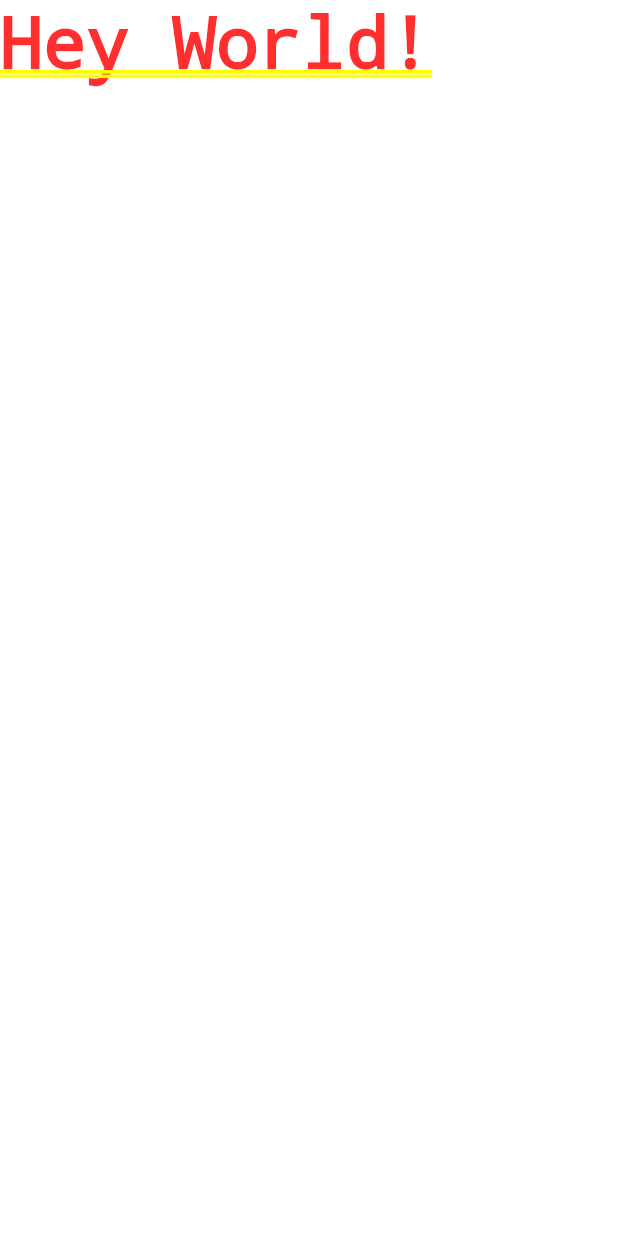
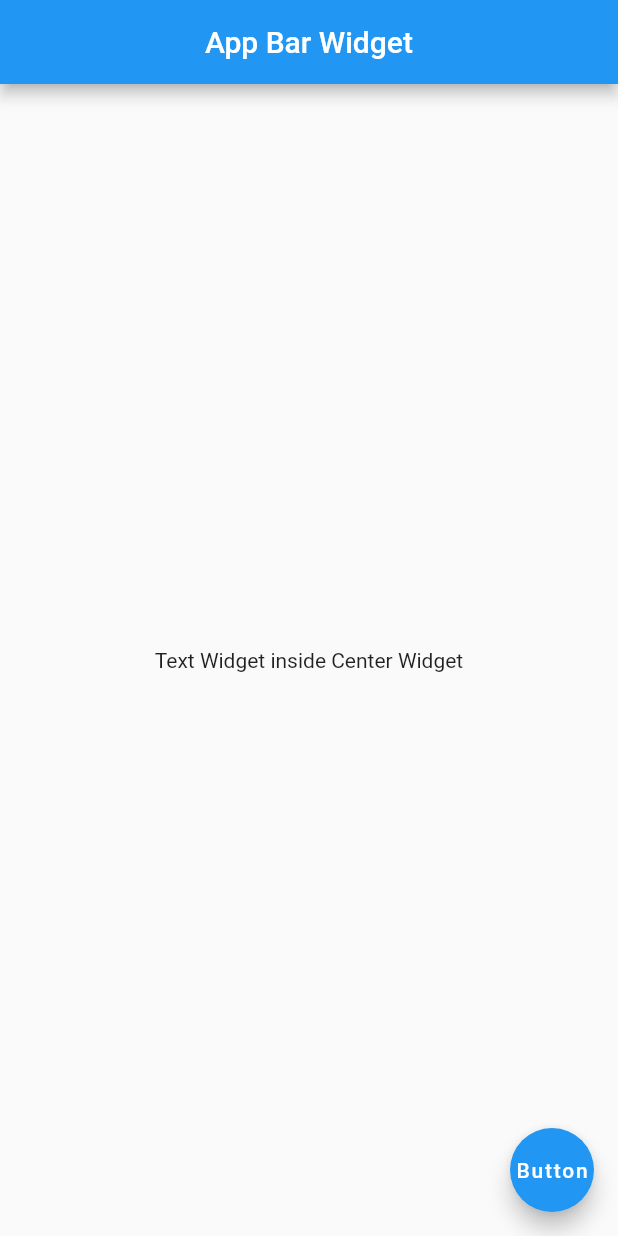
Before and after one commit to Michal-Majchrzak/start_flutter, a Flutter app: the screen it shows after launch, on a phone screen of 412 x 824 dp. Run offline on Flutter 3.47's test engine with Material 2 defaults, Android fonts, the phone set to English and light mode, and no system bars.

Commit message:
Add Scaffold Widget
Add Scaffold widget for general app layout.

```diff
--- a/lib/main.dart
+++ b/lib/main.dart
@@ -1,5 +1,17 @@
 import 'package:flutter/material.dart';
 
 void main() => runApp(MaterialApp(
-  home: Text("Hey World!"),
+  home: Scaffold(
+    appBar: AppBar(
+      title: Text("App Bar Widget"),
+      centerTitle: true,
+    ),
+    body: Center(
+      child: Text("Text Widget inside Center Widget"),
+    ),
+    floatingActionButton: FloatingActionButton(
+      onPressed: () {},
+      child: Text("Button"),
+    ),
+  ),
 ));
```
